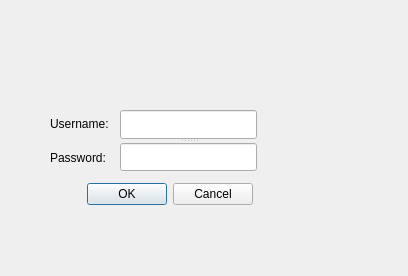
grenrock/cs1dQTRepository, file account.ui: the form before one commit.
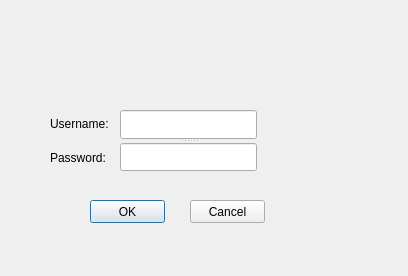
The form after the commit.

Commit message: Account login

```diff
--- a/account.ui
+++ b/account.ui
@@ -13,22 +13,6 @@
   <property name="windowTitle">
    <string>Dialog</string>
   </property>
-  <widget class="QDialogButtonBox" name="buttonBox">
-   <property name="geometry">
-    <rect>
-     <x>60</x>
-     <y>180</y>
-     <width>193</width>
-     <height>28</height>
-    </rect>
-   </property>
-   <property name="orientation">
-    <enum>Qt::Horizontal</enum>
-   </property>
-   <property name="standardButtons">
-    <set>QDialogButtonBox::Cancel|QDialogButtonBox::Ok</set>
-   </property>
-  </widget>
   <widget class="QSplitter" name="splitter">
    <property name="geometry">
     <rect>
@@ -81,6 +65,32 @@
     </item>
    </layout>
   </widget>
+  <widget class="QPushButton" name="ok">
+   <property name="geometry">
+    <rect>
+     <x>90</x>
+     <y>200</y>
+     <width>75</width>
+     <height>23</height>
+    </rect>
+   </property>
+   <property name="text">
+    <string>OK</string>
+   </property>
+  </widget>
+  <widget class="QPushButton" name="cancel">
+   <property name="geometry">
+    <rect>
+     <x>190</x>
+     <y>200</y>
+     <width>75</width>
+     <height>23</height>
+    </rect>
+   </property>
+   <property name="text">
+    <string>Cancel</string>
+   </property>
+  </widget>
  </widget>
  <resources/>
  <connections>
```
Left out of the diff: 35 changed lines with no effect on the pictures. The commit also changes 8 other files.
